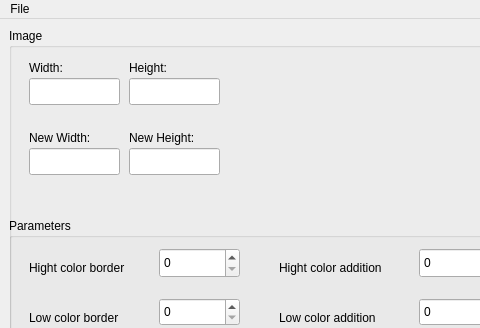
Qt form ui/mainwindow.ui (aoyako/ImageCompressor) before a commit; both pictures show x 0 to 480 and y 0 to 328 of the 686 by 471 pixel window.
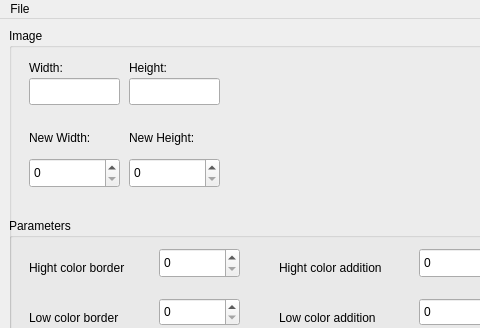
The same form after that commit.

```diff
--- a/ui/mainwindow.ui
+++ b/ui/mainwindow.ui
@@ -97,26 +97,6 @@
           </rect>
          </property>
         </widget>
-        <widget class="QLineEdit" name="new_width">
-         <property name="geometry">
-          <rect>
-           <x>20</x>
-           <y>120</y>
-           <width>91</width>
-           <height>27</height>
-          </rect>
-         </property>
-        </widget>
-        <widget class="QLineEdit" name="new_height">
-         <property name="geometry">
-          <rect>
-           <x>120</x>
-           <y>120</y>
-           <width>91</width>
-           <height>27</height>
-          </rect>
-         </property>
-        </widget>
         <widget class="QGroupBox" name="groupBox_2">
          <property name="geometry">
           <rect>
@@ -248,6 +228,26 @@
           </property>
          </widget>
         </widget>
+        <widget class="QSpinBox" name="new_width">
+         <property name="geometry">
+          <rect>
+           <x>20</x>
+           <y>130</y>
+           <width>91</width>
+           <height>30</height>
+          </rect>
+         </property>
+        </widget>
+        <widget class="QSpinBox" name="new_height">
+         <property name="geometry">
+          <rect>
+           <x>120</x>
+           <y>130</y>
+           <width>91</width>
+           <height>30</height>
+          </rect>
+         </property>
+        </widget>
        </widget>
       </item>
      </layout>
```
Left out of the diff: 2 changed lines with no effect on the pictures.
